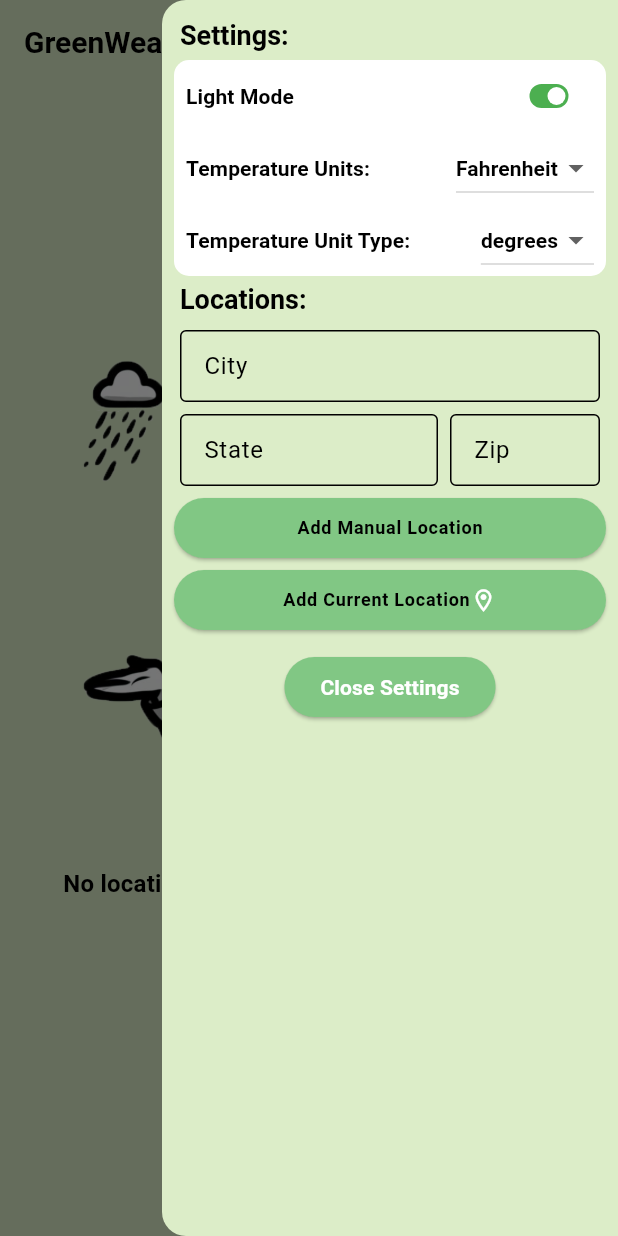
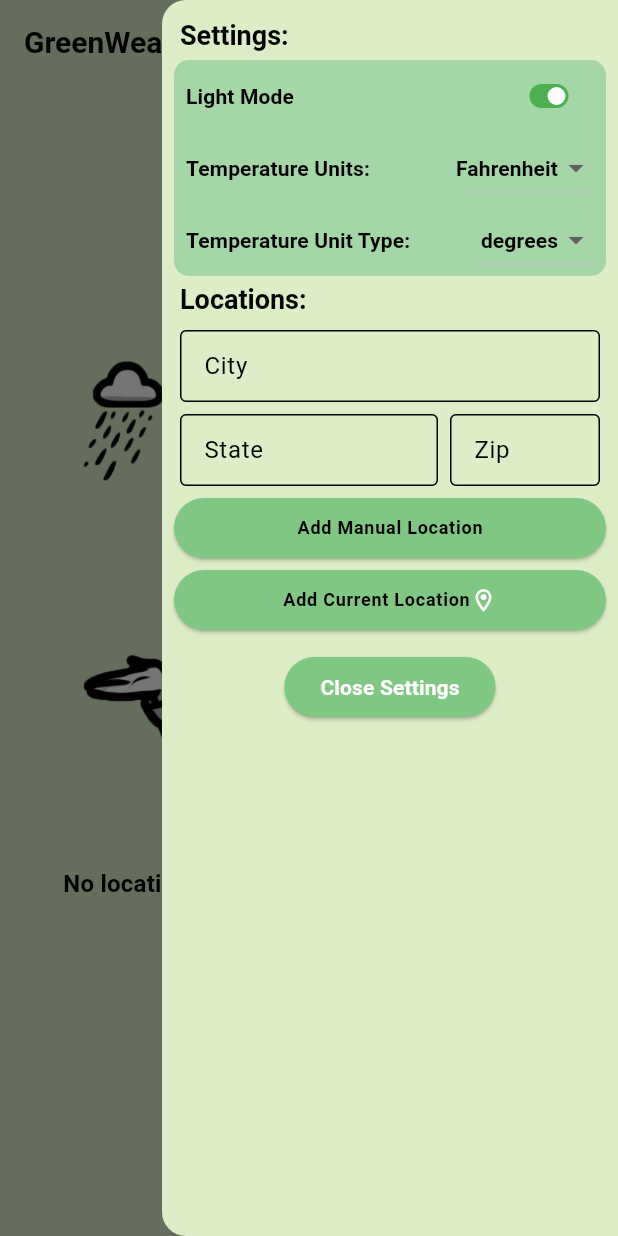
Before and after one commit to theusaf/osu-cs492-weather-app, a Flutter app: the screen it shows after launch, with the side drawer open, on a phone screen of 412 x 824 dp. Run offline on Flutter 3.47's test engine with Material 3 defaults, Android fonts, the phone set to English and light mode, and no system bars; our stand-ins replace geocoding, geolocator, google_fonts, shared_preferences, shimmer, sqflite; accounts and stored records are empty; Roboto replaces fonts that are missing (Convergence).

Commit message:
feat: adjust light theme background color

```diff
--- a/lib/theme.dart
+++ b/lib/theme.dart
@@ -70,7 +70,7 @@ final lightTheme = ThemeData.from(
     onSecondary: Colors.white,
     surface: Colors.lightGreen.shade100,
     onSurface: Colors.black,
-    background: Colors.white,
+    background: Colors.green.shade200,
     onBackground: Colors.black,
     error: Colors.red,
     onError: Colors.white,
```
